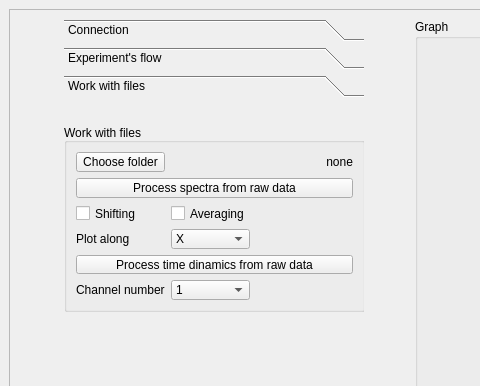
Qt form Windows/UIs/MainWindow.ui (al509/ScanLoop) before a commit; both pictures show x 0 to 480 and y 0 to 386 of the 1280 by 880 pixel window.
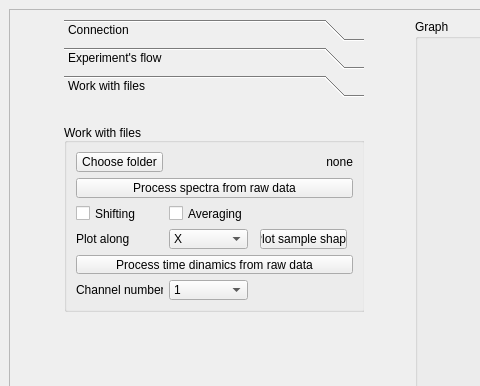
The same form after that commit. The open tabs and pages were chosen to show the change.

```diff
--- a/Windows/UIs/MainWindow.ui
+++ b/Windows/UIs/MainWindow.ui
@@ -1450,6 +1450,13 @@
                </item>
               </widget>
              </item>
+             <item row="4" column="3">
+              <widget class="QPushButton" name="pushButton_plotSampleShape_arb_data">
+               <property name="text">
+                <string>Plot sample shape</string>
+               </property>
+              </widget>
+             </item>
             </layout>
            </widget>
           </widget>
```
Left out of the diff: 19 changed lines with no effect on the pictures.
